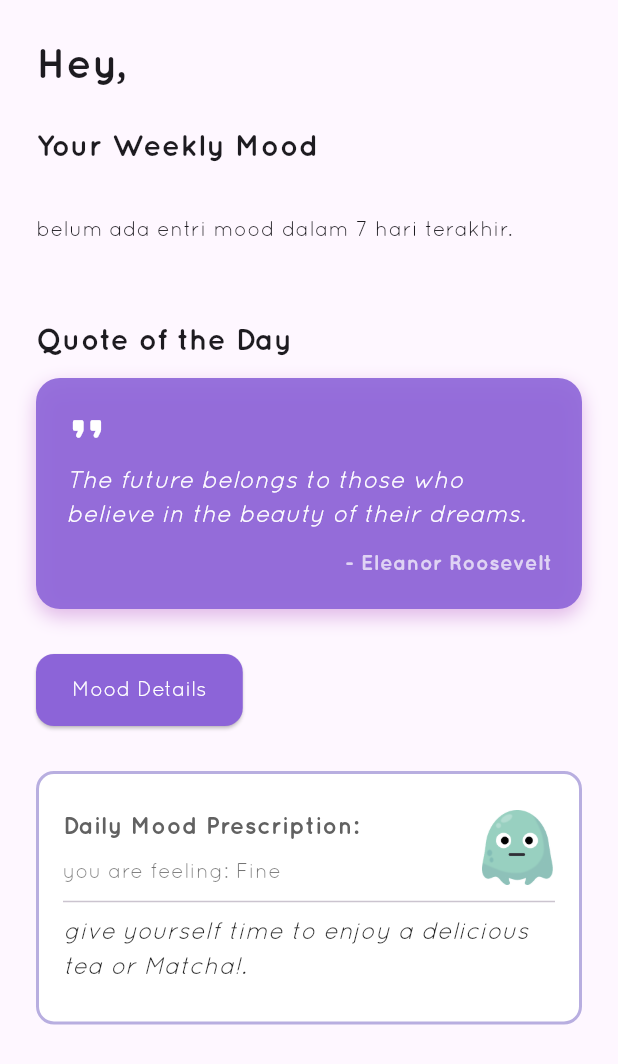
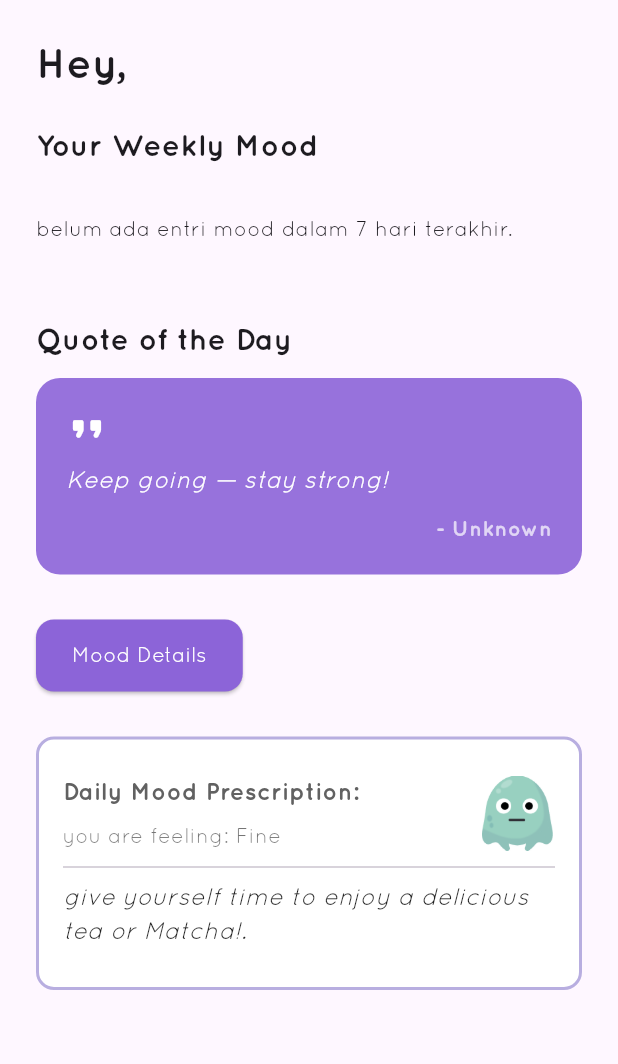
Before and after one commit to zawcompany/MOOD_TRACKER, a Flutter app: the DashboardScreen screen opened by its route, on a phone screen of 412 x 824 dp. Shown: the top 1064 px of the screen. Run offline on Flutter 3.47's test engine with Material 3 defaults, Android fonts, the phone set to English and light mode, and no system bars; our stand-ins replace cloud_firestore, firebase_auth, firebase_core, firebase_messaging, flutter_local_notifications; accounts and stored records are empty; network calls fail.

Commit message:
API quotes

```diff
--- a/lib/page/dashboard/presentation/screens/dashboard_screen.dart
+++ b/lib/page/dashboard/presentation/screens/dashboard_screen.dart
@@ -207,7 +207,16 @@ class DashboardScreen extends StatelessWidget {
 
                 const SizedBox(height: 10),
 
-                const QuoteCard(),
+                StreamBuilder<MoodEntryModel?>(
+                  stream: _moodService.getLatestMoodEntry(),
+                  builder: (context, snapshot) {
+                    final latestMood = snapshot.data;
+                    final moodType = latestMood?.moodLabel.toLowerCase() ?? 'fine';
+
+                    return QuoteCard(moodType: moodType);
+                  },
+                ),
+
 
                 const SizedBox(height: 30),
 
--- a/lib/page/dashboard/presentation/widgets/quote_card.dart
+++ b/lib/page/dashboard/presentation/widgets/quote_card.dart
@@ -4,7 +4,10 @@ import '../../../../../services/quote_service.dart';
 class QuoteCard extends StatefulWidget {
   final String moodType;
 
-  const QuoteCard({super.key, this.moodType = 'positive'});
+  const QuoteCard({
+    super.key,
+    required this.moodType,
+  });
 
   @override
   State<QuoteCard> createState() => _QuoteCardState();
@@ -17,31 +20,36 @@ class _QuoteCardState extends State<QuoteCard> {
   @override
   void initState() {
     super.initState();
-    _quoteFuture = _quoteService.fetchRandomQuote(moodType: widget.moodType);
+    _quoteFuture = _quoteService.fetchRandomQuote();
   }
 
-  Widget _buildQuoteContent(String quote, String author, Color color) {
+  Widget _buildQuoteContent({
+    required String quote,
+    required String author,
+  }) {
     return Column(
       crossAxisAlignment: CrossAxisAlignment.start,
-      mainAxisAlignment: MainAxisAlignment.center,
       children: [
         const Icon(Icons.format_quote_rounded, color: Colors.white, size: 28),
         const SizedBox(height: 10),
+
         Text(
           quote,
-          style: TextStyle(
-            color: color,
+          style: const TextStyle(
+            color: Colors.white,
             fontSize: 16,
             fontStyle: FontStyle.italic,
           ),
         ),
+
         const SizedBox(height: 10),
+
         Align(
           alignment: Alignment.centerRight,
           child: Text(
-            author,
+            "- $author",
             style: TextStyle(
-              color: color.withOpacity(0.7),
+              color: Colors.white.withOpacity(0.7),
               fontSize: 14,
               fontWeight: FontWeight.w600,
             ),
@@ -53,56 +61,40 @@ class _QuoteCardState extends State<QuoteCard> {
 
   @override
   Widget build(BuildContext context) {
-
     return Container(
-      width: double.infinity,
       padding: const EdgeInsets.all(20),
       decoration: BoxDecoration(
         color: const Color(0xFF8C64D8).withOpacity(0.9),
         borderRadius: BorderRadius.circular(16),
-        boxShadow: [
-          BoxShadow(
-            color: Colors.purple.withOpacity(0.3),
-            blurRadius: 10,
-            offset: const Offset(0, 5),
-          ),
-        ],
       ),
-
       child: FutureBuilder<QuoteModel>(
         future: _quoteFuture,
         builder: (context, snapshot) {
-          // 1. Loading State
           if (snapshot.connectionState == ConnectionState.waiting) {
             return const Center(
-              child: SizedBox(
-                height: 20,
-                width: 20,
-                child: CircularProgressIndicator(color: Colors.white, strokeWidth: 2),
+              child: CircularProgressIndicator(
+                color: Colors.white,
+                strokeWidth: 2,
               ),
             );
           }
 
-          // 2. Error State
           if (snapshot.hasError) {
             return _buildQuoteContent(
-              "Gagal memuat quote.",
-              "Error: Cek koneksi atau API",
-              Colors.white,
+              quote: "Failed to load quote.",
+              author: "Unknown",
             );
           }
 
-          // 3. Data Loaded
           if (snapshot.hasData) {
-            final quote = snapshot.data!;
+            final q = snapshot.data!;
             return _buildQuoteContent(
-              quote.content,
-              '- ${quote.author}',
-              Colors.white,
+              quote: q.content,
+              author: q.author,
             );
           }
 
-          return const SizedBox.shrink();
+          return const SizedBox();
         },
       ),
     );
--- a/lib/services/quote_service.dart
+++ b/lib/services/quote_service.dart
@@ -1,3 +1,4 @@
+// quote_service.dart
 import 'dart:convert';
 import 'package:http/http.dart' as http;
 
@@ -9,41 +10,37 @@ class QuoteModel {
 
   factory QuoteModel.fromJson(Map<String, dynamic> json) {
     return QuoteModel(
-
-      content: json['content'] ?? 'Quote not available.',
-      author: json['author'] ?? 'Unknown Author',
+      content: json['content'] ?? 'No quote available',
+      author: json['author'] ?? 'Unknown',
     );
   }
 }
 
 class QuoteService {
-  final String _apiUrl = 'https://api.quotable.io/random';
+  final String baseUrl = 'https://quoteslate.vercel.app/api/quotes/random?count=1';
 
-  final QuoteModel _defaultQuote = QuoteModel(
-    content: "The future belongs to those who believe in the beauty of their dreams.",
-    author: "Eleanor Roosevelt",
-  );
+  Future<QuoteModel> fetchRandomQuote() async {
+    try {
+      final response = await http.get(Uri.parse(baseUrl));
 
-  Future<QuoteModel> fetchRandomQuote({String moodType = 'positive'}) async {
-    String tag;
-    if (moodType == 'negative') {
-        tag = 'inspirational|life';
-    } else {
-        tag = 'happiness|motivational';
-    }
-    final uri = Uri.parse('$_apiUrl?tags=$tag');
-
-    try {
-      final response = await http.get(uri);
+      print("STATUS: ${response.statusCode}");
+      print("BODY: ${response.body}");
 
       if (response.statusCode == 200) {
-        final jsonResponse = jsonDecode(response.body);
-        return QuoteModel.fromJson(jsonResponse);
-      } else {
-        return _defaultQuote;
+        final decoded = jsonDecode(response.body);
+
+        if (decoded is List && decoded.isNotEmpty) {
+          return QuoteModel.fromJson(decoded[0]);
+        }
       }
     } catch (e) {
-      return _defaultQuote;
+      print("ERROR FETCHING QUOTE: $e");
     }
+
+    // fallback kalau gagal
+    return QuoteModel(
+      content: "Keep going — stay strong!",
+      author: "Unknown",
+    );
   }
 }
```
